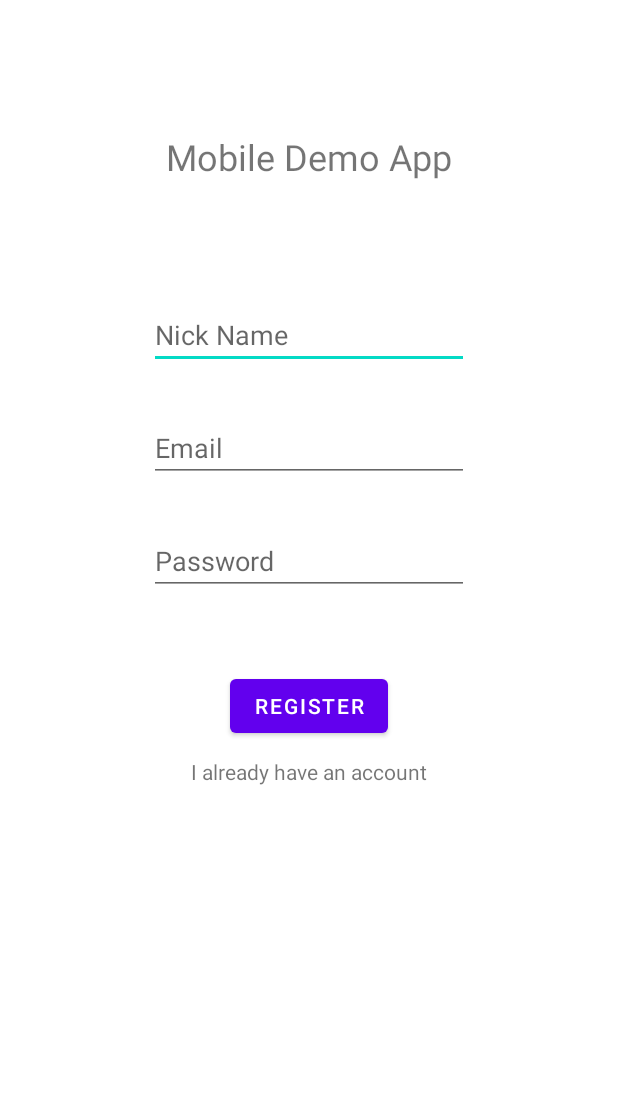
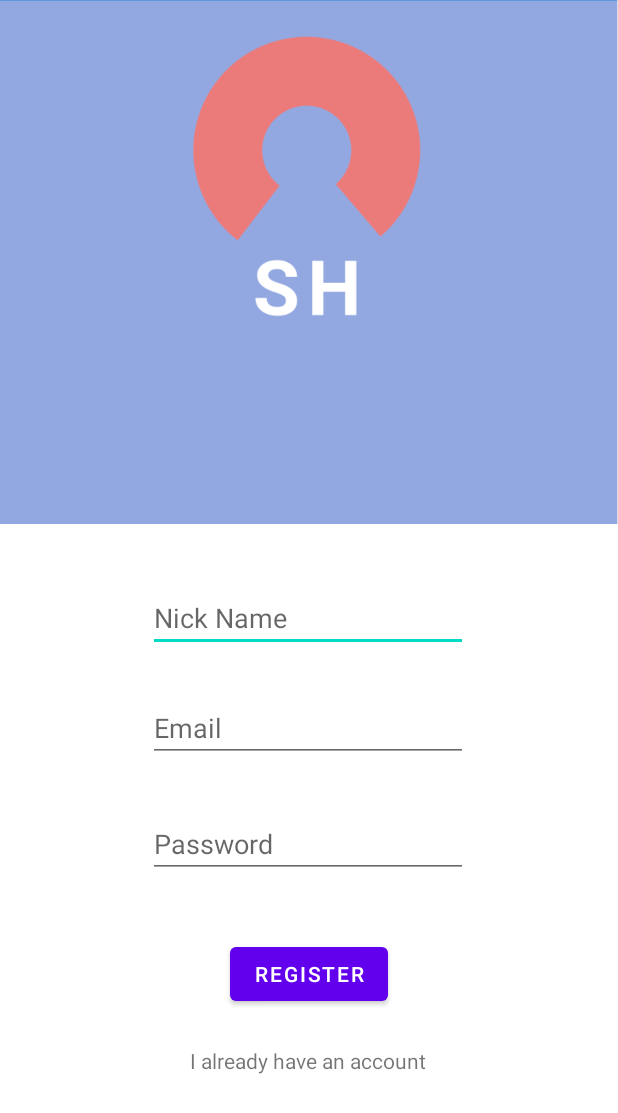
Before and after one commit to zren813/MobileDemo, an Android app: the RegisterUser screen opened directly, with no data from a screen before it, on a phone screen of 412 x 824 dp. Shown: the top 1113 px of the screen. Run offline under Robolectric (Android 15) with nearby library versions, the phone set to English and light mode, and no system bars; our stand-ins replace Firebase (no records; nobody signed in at launch, a user with empty details on screens opened directly).

Commit message:
redesigned user login and register page

```diff
--- a/app/src/main/res/layout/activity_register_user.xml
+++ b/app/src/main/res/layout/activity_register_user.xml
@@ -6,56 +6,41 @@
     android:layout_height="match_parent"
     tools:context=".RegisterUser">
 
-    <TextView
-        android:id="@+id/registerTitleName"
-        android:layout_width="match_parent"
-        android:layout_height="wrap_content"
-        android:layout_marginTop="88dp"
-        android:gravity="center_horizontal"
-        android:text="Mobile Demo App"
-        android:textSize="24sp"
+    <ImageView
+        android:id="@+id/imageView"
+        android:layout_width="416dp"
+        android:layout_height="349dp"
+        app:layout_constraintEnd_toEndOf="parent"
         app:layout_constraintTop_toTopOf="parent"
-        tools:layout_editor_absoluteX="164dp" />
+        app:srcCompat="@drawable/sh_logo" />
 
     <EditText
         android:id="@+id/editNickName"
         android:layout_width="wrap_content"
         android:layout_height="wrap_content"
         android:layout_marginStart="100dp"
-        android:layout_marginTop="80dp"
+        android:layout_marginTop="40dp"
         android:layout_marginEnd="100dp"
         android:ems="10"
         android:hint="Nick Name"
         android:inputType="textPersonName"
         app:layout_constraintEnd_toEndOf="parent"
+        app:layout_constraintHorizontal_bias="1.0"
         app:layout_constraintStart_toStartOf="parent"
-        app:layout_constraintTop_toBottomOf="@+id/registerTitleName" />
-
-    <EditText
-        android:id="@+id/editRegisterEmail"
-        android:layout_width="wrap_content"
-        android:layout_height="wrap_content"
-        android:layout_marginStart="100dp"
-        android:layout_marginTop="30dp"
-        android:layout_marginEnd="100dp"
-        android:ems="10"
-        android:hint="Email"
-        android:inputType="textPersonName"
-        app:layout_constraintEnd_toEndOf="parent"
-        app:layout_constraintStart_toStartOf="parent"
-        app:layout_constraintTop_toBottomOf="@+id/editNickName" />
+        app:layout_constraintTop_toBottomOf="@+id/imageView" />
 
     <EditText
         android:id="@+id/editRegisterPassword"
         android:layout_width="wrap_content"
         android:layout_height="wrap_content"
         android:layout_marginStart="100dp"
-        android:layout_marginTop="30dp"
+        android:layout_marginTop="32dp"
         android:layout_marginEnd="100dp"
         android:ems="10"
         android:hint="Password"
         android:inputType="textPassword"
         app:layout_constraintEnd_toEndOf="parent"
+        app:layout_constraintHorizontal_bias="1.0"
         app:layout_constraintStart_toStartOf="parent"
         app:layout_constraintTop_toBottomOf="@+id/editRegisterEmail" />
 
@@ -64,7 +49,7 @@
         android:layout_width="wrap_content"
         android:layout_height="wrap_content"
         android:layout_marginStart="150dp"
-        android:layout_marginTop="50dp"
+        android:layout_marginTop="40dp"
         android:layout_marginEnd="150dp"
         android:text="Register"
         app:layout_constraintEnd_toEndOf="parent"
@@ -76,11 +61,27 @@
         android:layout_width="wrap_content"
         android:layout_height="wrap_content"
         android:layout_marginStart="100dp"
-        android:layout_marginTop="10dp"
+        android:layout_marginTop="24dp"
         android:layout_marginEnd="100dp"
         android:text="I already have an account"
         app:layout_constraintEnd_toEndOf="parent"
+        app:layout_constraintHorizontal_bias="0.49"
         app:layout_constraintStart_toStartOf="parent"
         app:layout_constraintTop_toBottomOf="@+id/editRegisterButton" />
 
+    <EditText
+        android:id="@+id/editRegisterEmail"
+        android:layout_width="wrap_content"
+        android:layout_height="wrap_content"
+        android:layout_marginStart="100dp"
+        android:layout_marginTop="28dp"
+        android:layout_marginEnd="100dp"
+        android:ems="10"
+        android:hint="Email"
+        android:inputType="textPersonName"
+        app:layout_constraintEnd_toEndOf="parent"
+        app:layout_constraintHorizontal_bias="1.0"
+        app:layout_constraintStart_toStartOf="parent"
+        app:layout_constraintTop_toBottomOf="@+id/editNickName" />
+
 </androidx.constraintlayout.widget.ConstraintLayout>
```
Also changed, not shown: app/src/main/res/layout/activity_main.xml (+26 -27 lines), app/src/main/res/drawable/sh_logo.png (added), gradle/wrapper/gradle-wrapper.properties, 1 other file.
